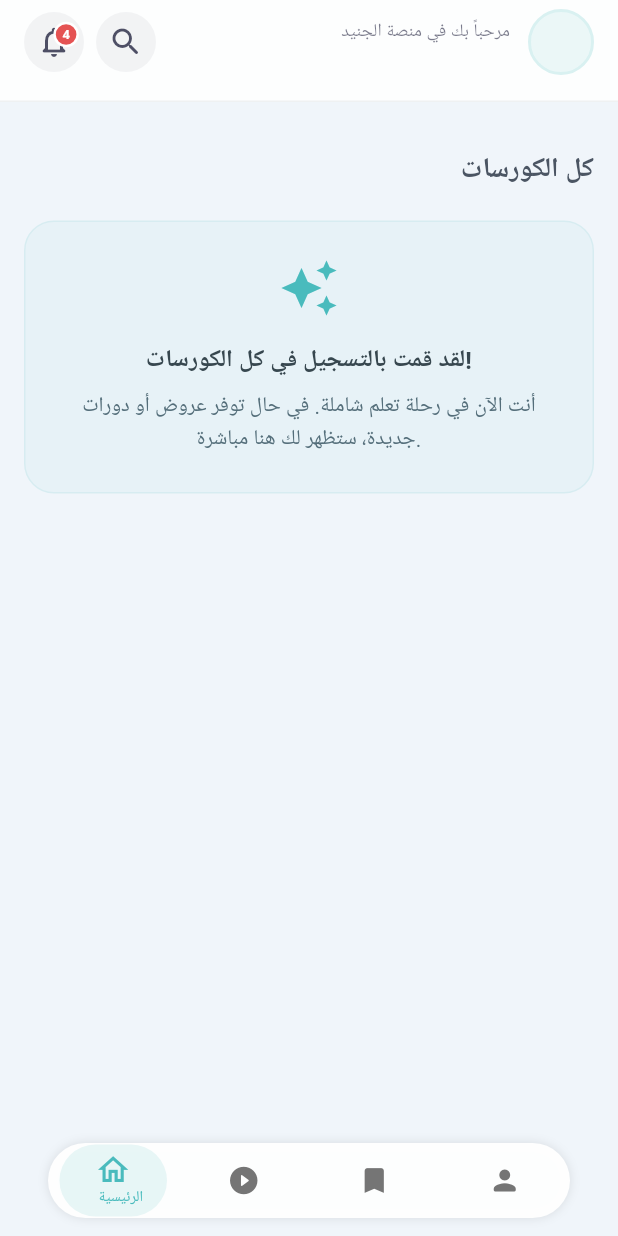
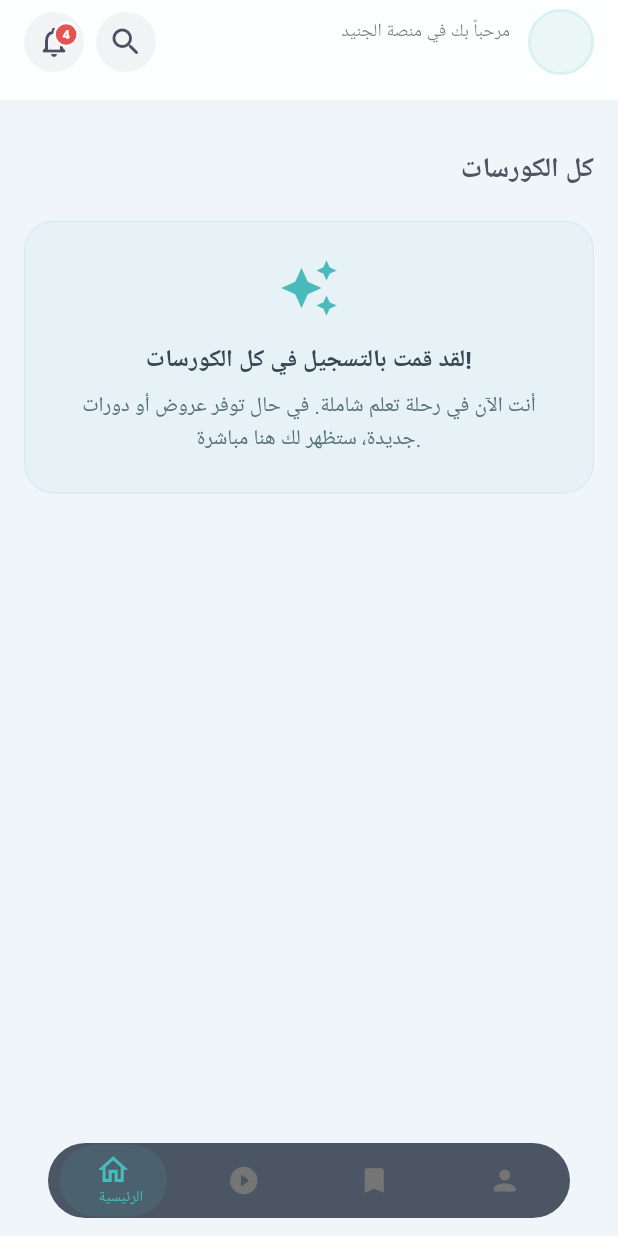
Before and after one commit to ALGONAID-Platform/algonaid_mobile_app, a Flutter app: the CoursesHomePage screen opened by its route, on a phone screen of 412 x 824 dp. Run offline on Flutter 3.47's test engine with Material 3 defaults, Android fonts, the phone set to English and light mode, and no system bars; our stand-ins replace cached_network_image, connectivity_plus, dartz, dio, equatable, flutter_svg and 9 more; missing offline and left inert: syncfusion_flutter_pdfviewer; accounts and stored records are empty; network calls fail; Roboto replaces fonts that are missing (Cairo); statements that could not run were skipped.

Commit message:
add : add dark theme

```diff
--- a/lib/features/courses/presentation/providers/get_courses_provider.dart
+++ b/lib/features/courses/presentation/providers/get_courses_provider.dart
@@ -69,9 +69,6 @@ class GetCoursesProvider extends ChangeNotifier {
       },
     );
   }
-// داخل GetCoursesProvider
-
-// داخل GetCoursesProvider
 
 Future<void> enrollInCourse({int? courseId}) async {
   if (courseId == null) return;
--- a/lib/features/courses/presentation/widgets/bottomNavigationBar.dart
+++ b/lib/features/courses/presentation/widgets/bottomNavigationBar.dart
@@ -1,3 +1,4 @@
+import 'package:algonaid_mobail_app/core/theme/app_shadows.dart';
 import 'package:flutter/material.dart';
 
 class FancyFloatingNavBar extends StatefulWidget {
@@ -72,17 +73,10 @@ class _FancyFloatingNavBarState extends State<FancyFloatingNavBar>
         height: 50,
         margin: const EdgeInsets.symmetric(horizontal: 32),
         decoration: BoxDecoration(
-          color: isDark
-              ? Colors.grey[900]!.withOpacity(0.96)
-              : Colors.white.withOpacity(0.96),
+          color: Theme.of(context).colorScheme.onSurface,
+
           borderRadius: BorderRadius.circular(30),
-          boxShadow: [
-            BoxShadow(
-              color: Colors.black.withOpacity(0.1),
-              blurRadius: 5,
-              offset: const Offset(0, 0),
-            ),
-          ],
+          boxShadow: AppShadows.cardShadow,
         ),
         child: Row(
           mainAxisAlignment: MainAxisAlignment.spaceAround,
--- a/lib/features/courses/presentation/widgets/buildCourseDetails.dart
+++ b/lib/features/courses/presentation/widgets/buildCourseDetails.dart
@@ -34,7 +34,7 @@ class BuildCourseDetails extends StatelessWidget {
     final theme = Theme.of(context);
     final colorScheme = theme.colorScheme;
 
-    return Padding(
+    return Container(
       padding: const EdgeInsets.all(16.0),
       // استخدمنا LayoutBuilder كخيار إضافي إذا أردت مستقبلاً التحكم في المحتوى بناءً على المساحة
       child: Column(
--- a/lib/features/modules/presentation/pages/modules_list_page.dart
+++ b/lib/features/modules/presentation/pages/modules_list_page.dart
@@ -59,7 +59,9 @@ class _ModulesListView extends StatelessWidget {
       child: Directionality(
         textDirection: TextDirection.rtl,
         child: Scaffold(
-          backgroundColor: const Color(0xFFF5F7F9), // لون خلفية هادئ
+          backgroundColor: Theme.of(
+            context,
+          ).colorScheme.background, // لون خلفية هادئ
 
           body: Consumer<ModulesListProvider>(
             builder: (context, provider, _) {
```
Also changed, not shown: lib/features/courses/presentation/widgets/buildCourseCard.dart (+3 -10 lines), lib/features/courses/presentation/widgets/continue_learning_card.dart (+6 -8 lines), lib/features/courses/presentation/widgets/welcomeNewUserCard.dart (+2 -7 lines), lib/features/modules/presentation/widgets/module_card.dart (+4 -9 lines).
